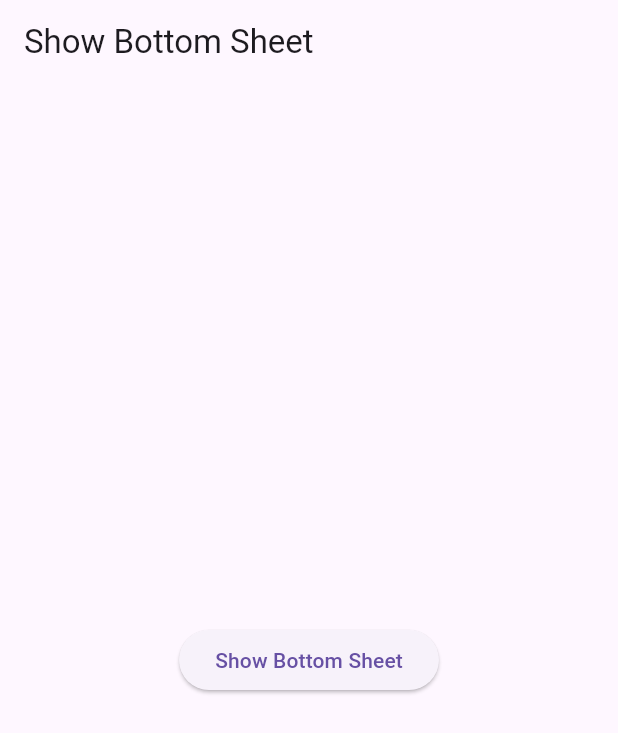
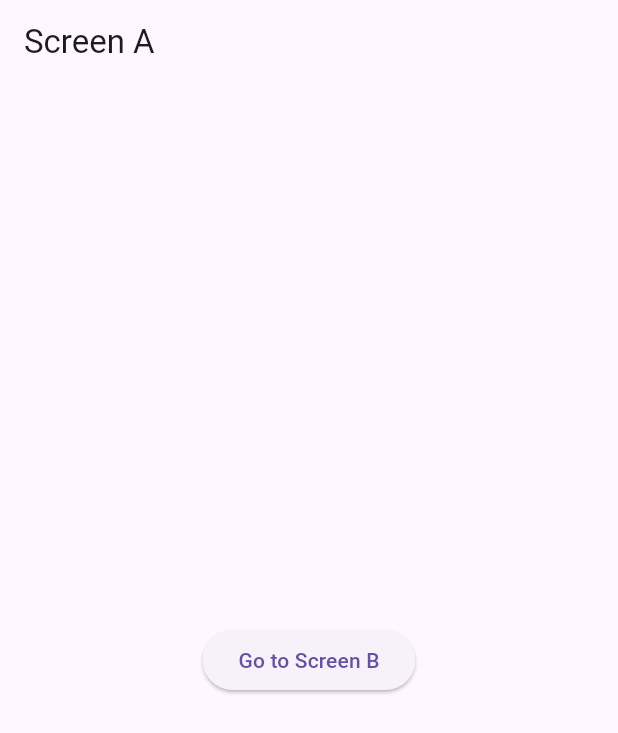
Before and after one commit to MuhammadAliKust/Flutter-B13, a Flutter app: the screen it shows after launch, on a phone screen of 412 x 824 dp. Shown: the top 733 px of the screen. Run offline on Flutter 3.47's test engine with Material 3 defaults, Android fonts, the phone set to English and light mode, and no system bars; our stand-ins replace image_picker, smooth_page_indicator, string_validator.

Commit message:
Passing Param via Navigation Done

```diff
--- a/lib/main.dart
+++ b/lib/main.dart
@@ -9,6 +9,7 @@ import 'package:flutter_b14/list_view_demo.dart';
 import 'package:flutter_b14/login.dart';
 import 'package:flutter_b14/multiple_selection.dart';
 import 'package:flutter_b14/page_view.dart';
+import 'package:flutter_b14/screen_a.dart';
 import 'package:flutter_b14/single_selection.dart';
 import 'package:flutter_b14/tabbar_view.dart';
 import 'package:flutter_b14/task_view.dart';
@@ -26,7 +27,7 @@ class MyApp extends StatelessWidget {
   @override
   Widget build(BuildContext context) {
     return MaterialApp(
-      home: BottomSheetDemo(),
+      home: ScreenAView(),
     );
   }
 }
--- /dev/null
+++ b/lib/screen_a.dart
@@ -0,0 +1,30 @@
+import 'package:flutter/material.dart';
+import 'package:flutter_b14/screen_b.dart';
+
+class ScreenAView extends StatelessWidget {
+  ScreenAView({super.key});
+
+  String myName = "Ali";
+
+  @override
+  Widget build(BuildContext context) {
+    return Scaffold(
+      appBar: AppBar(
+        title: Text("Screen A"),
+      ),
+      body: Center(
+        child: ElevatedButton(
+            onPressed: () {
+              Navigator.push(
+                  context,
+                  MaterialPageRoute(
+                      builder: (context) => ScreenBView(
+                            name: myName,
+                        email: 'test@gmail.com',
+                          )));
+            },
+            child: Text("Go to Screen B")),
+      ),
+    );
+  }
+}
```
Also changed, not shown: lib/screen_b.dart (added, +25 -0 lines).
